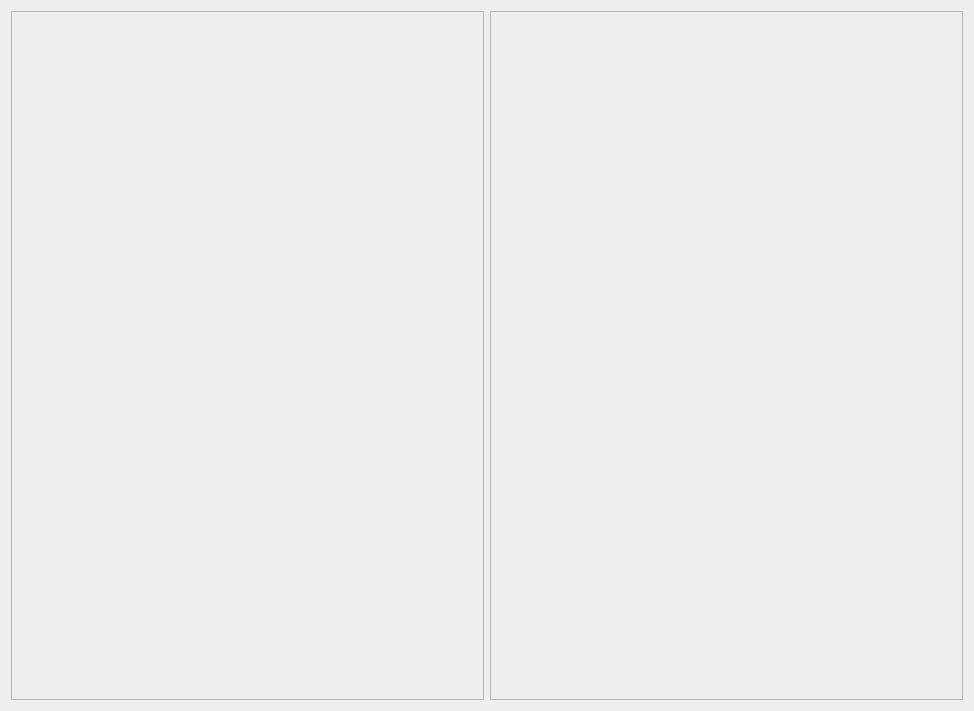
First picture: the form in QScrollArea/widget.ui, repository shuyalin/QWidgetDemo, before the edit.
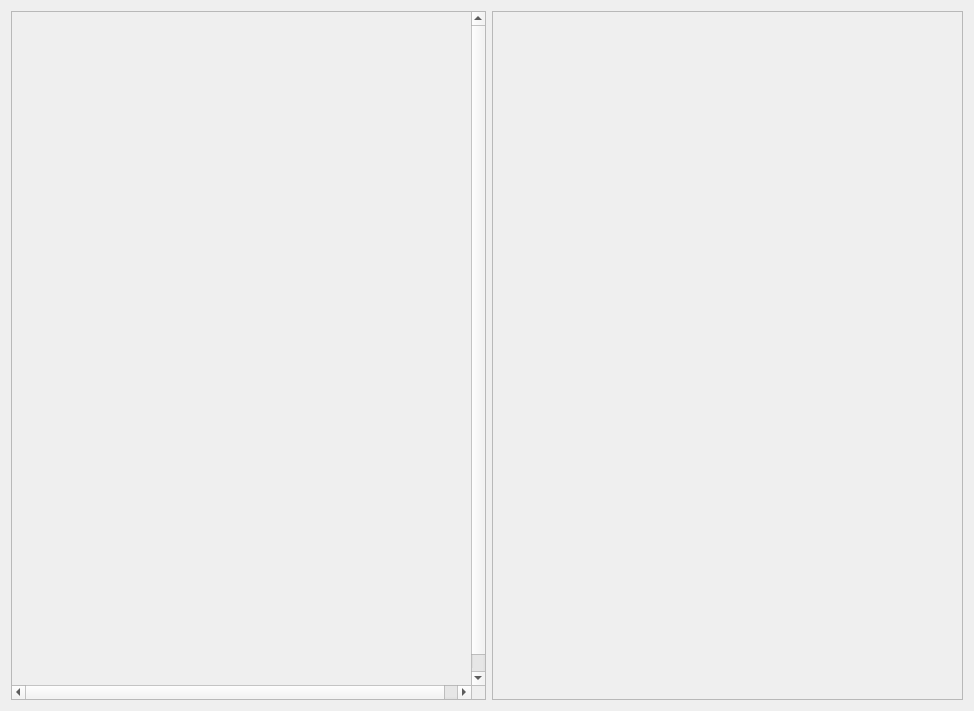
Second picture: the form after the edit. Custom widgets are drawn as their Qt base class.

What changed in the file:
```diff
--- a/QScrollArea/widget.ui
+++ b/QScrollArea/widget.ui
@@ -16,8 +16,11 @@
   <layout class="QHBoxLayout" name="horizontalLayout">
    <item>
     <widget class="CustomScrollArea" name="scrollArea">
+     <property name="sizeAdjustPolicy">
+      <enum>QAbstractScrollArea::AdjustIgnored</enum>
+     </property>
      <property name="widgetResizable">
-      <bool>true</bool>
+      <bool>false</bool>
      </property>
      <widget class="QWidget" name="scrollAreaWidgetContents">
       <property name="geometry">
```
